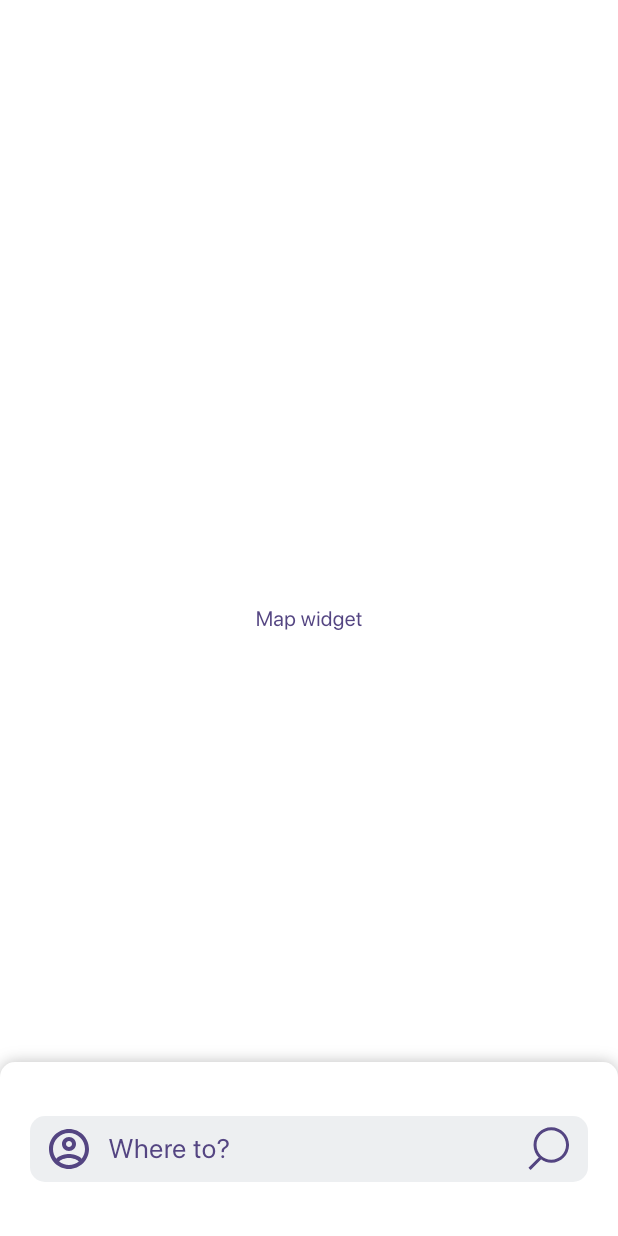
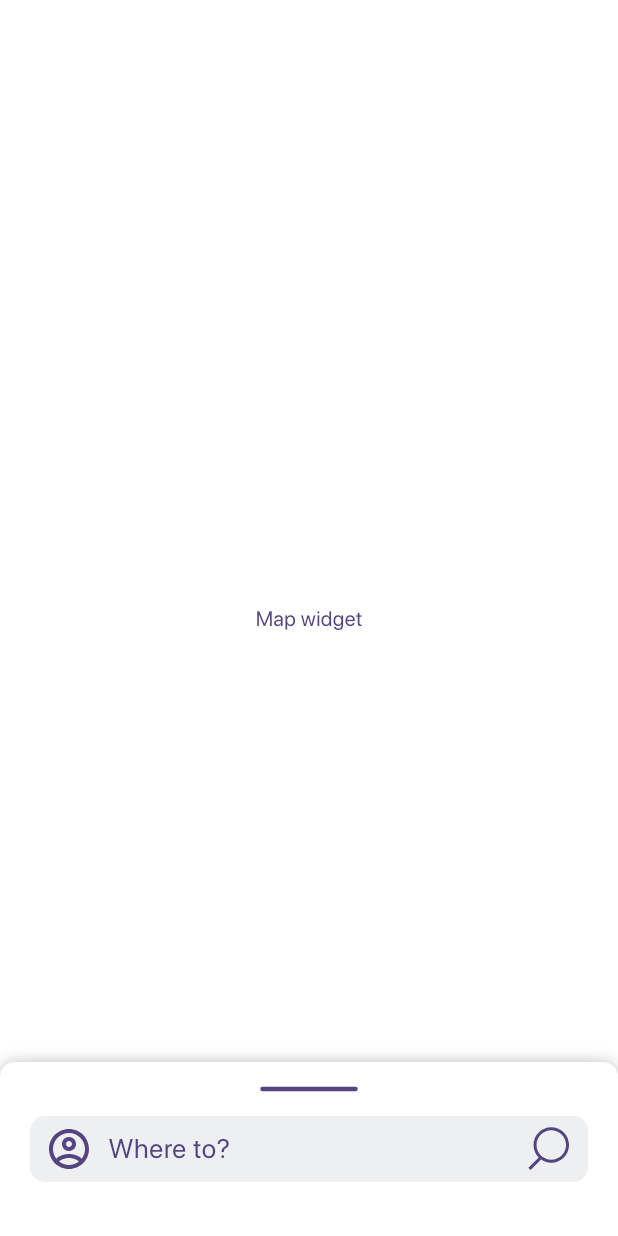
Before and after one commit to alexandruvasu69/pneu, a Flutter app: the screen it shows after launch, on a phone screen of 412 x 824 dp. Run offline on Flutter 3.47's test engine with Material 3 defaults, Android fonts, the phone set to English and light mode, and no system bars; drawn by our look-alikes of sliding_up_panel; our stand-ins replace flutter_svg; project files that could hold a hidden picture were left out.

Commit message:
[feat]: Added Pull Icon to Search Bar Footer (#17)

```diff
--- a/lib/features/map/presentation/screens/map_screen.dart
+++ b/lib/features/map/presentation/screens/map_screen.dart
@@ -1,10 +1,17 @@
 import 'package:flutter/material.dart';
 import 'package:pneu/features/map/presentation/widgets/footer.dart';
+import 'package:pneu/shared/svg_icon.dart';
 import 'package:sliding_up_panel/sliding_up_panel.dart';
 
-class MapScreen extends StatelessWidget {
+class MapScreen extends StatefulWidget {
   const MapScreen({super.key});
 
+  @override
+  State<MapScreen> createState() => _MapScreenState();
+}
+
+class _MapScreenState extends State<MapScreen> {
+  double _panelPosition = 0.0;
   @override
   Widget build(BuildContext context) {
     return Scaffold(
@@ -14,14 +21,33 @@ class MapScreen extends StatelessWidget {
         snapPoint: 0.5,
         borderRadius: BorderRadius.circular(10),
         // TO-DO: Add container for location widgets
-        panel: const Center(
-          child: Text('This is the sliding Widget'),
+        panel: Column(
+          mainAxisSize: MainAxisSize.min,
+          children: <Widget>[
+            SizedBox(
+              height: 36,
+              width: MediaQuery.of(context).size.width,
+              child: const SvgIcon('assets/icons/Pull.svg'),
+            ),
+            // TO-DO: Add Locations container when panel is Open
+            // and PullIcon container is over the footer height
+            _panelPosition > 1 / 36
+                ? const SizedBox(
+                    child: Text('TEST'),
+                  )
+                : Container(),
+          ],
         ),
         // TO-DO: Add container for map widget
         body: const Center(
           child: Text('Map widget'),
         ),
-        footer: const Footer(),
+        footer: Footer(panelPosition: _panelPosition),
+        onPanelSlide: (double position) {
+          setState(() {
+            _panelPosition = position;
+          });
+        },
       ),
     );
   }
--- a/lib/features/map/presentation/widgets/footer.dart
+++ b/lib/features/map/presentation/widgets/footer.dart
@@ -3,19 +3,35 @@ import 'package:pneu/shared/widgets/custom_search_bar.dart';
 import 'package:pneu/core/themes/app_colors.dart';
 
 class Footer extends StatelessWidget {
-  const Footer({super.key});
+  const Footer({super.key, required this.panelPosition});
+
+  final double panelPosition;
+  final double pullBarContainerHeight = 36;
 
   @override
   Widget build(BuildContext context) {
-    return Container(
+    return Column(
+      children: <Widget>[
+        Container(
+          width: MediaQuery.of(context).size.width,
+          height: pullBarContainerHeight,
+          color: panelPosition > 1 / pullBarContainerHeight ? AppColors.primaryColor : Colors.transparent,
+        ),
+        Container(
           width: MediaQuery.of(context).size.width,
           height: 80,
           padding: const EdgeInsets.only(left: 20, right: 20, bottom: 36),
           decoration: ShapeDecoration(
-        shape: const RoundedRectangleBorder(borderRadius: BorderRadius.vertical(top: Radius.circular(10))),
+            shape: const RoundedRectangleBorder(
+              borderRadius: BorderRadius.vertical(
+                top: Radius.circular(10),
+              ),
+            ),
             color: AppColors.primaryColor,
           ),
           child: const CustomSearchBar(),
+        ),
+      ],
     );
   }
 }
--- a/pubspec.yaml
+++ b/pubspec.yaml
@@ -65,7 +65,7 @@ flutter:
   assets:
     - assets/icons/Account.svg
     - assets/icons/Search.svg
-
+    - assets/icons/Pull.svg
   # An image asset can refer to one or more resolution-specific "variants", see
   # https://flutter.dev/to/resolution-aware-images
 
```
Also changed, not shown: assets/icons/Pull.svg (added). Lines whose indentation alone changed are shown as unchanged.
